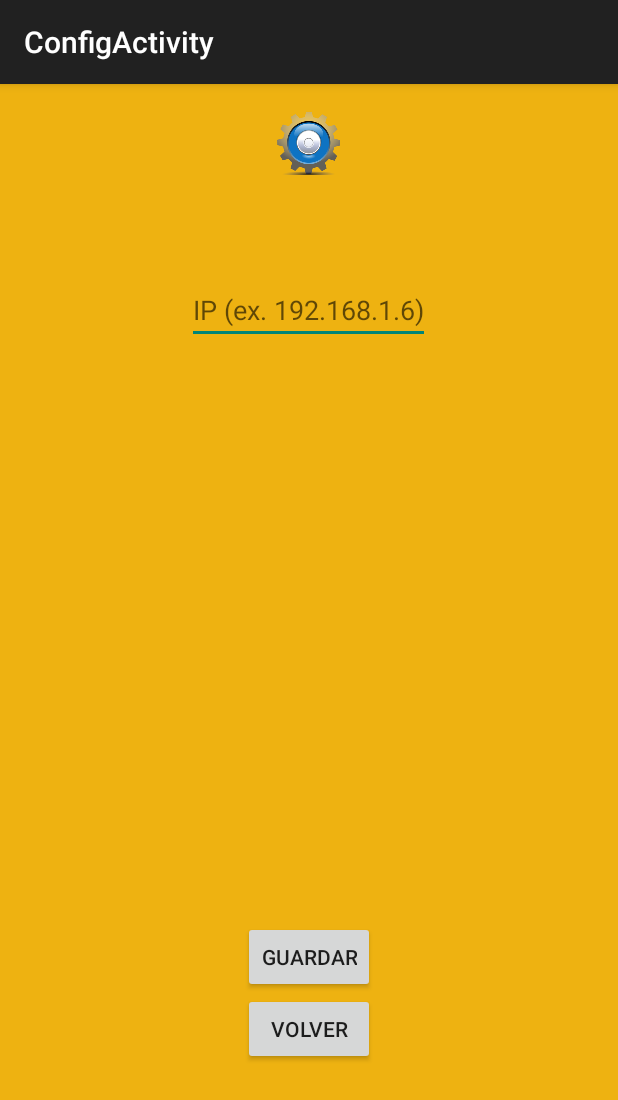
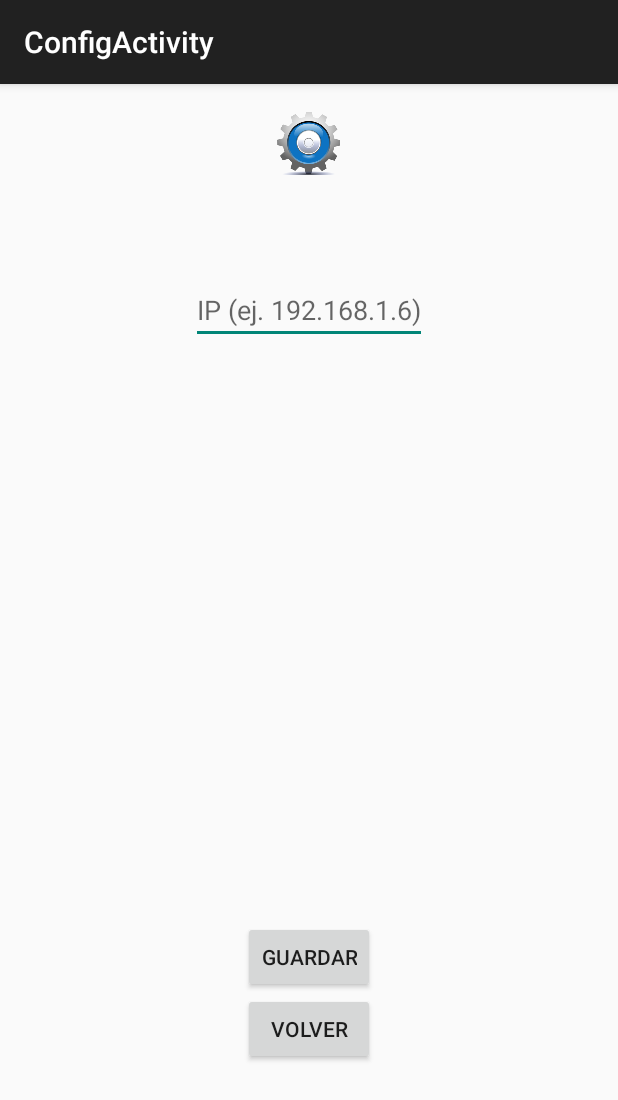
Before and after one commit to mcapristo/taller_de_prog_2_android, an Android app: the ConfigActivity screen opened directly, with no data from a screen before it, on a phone screen of 412 x 824 dp. Shown: the top 1100 px of the screen. Run offline under Robolectric (Android 15) with nearby library versions, the phone set to English and light mode, and no system bars.

Commit message:
*Se modificaron algunas vistas.

```diff
--- a/MensajerO/app/src/main/res/layout/activity_chat.xml
+++ b/MensajerO/app/src/main/res/layout/activity_chat.xml
@@ -35,7 +35,7 @@
         <Button
             android:layout_width="wrap_content"
             android:layout_height="wrap_content"
-            android:text="Envíar"
+            android:text="Enviar"
             android:id="@+id/buttonSend"
             android:layout_alignBottom="@+id/chatText"
             android:layout_alignParentRight="true"
--- a/MensajerO/app/src/main/res/layout/activity_config.xml
+++ b/MensajerO/app/src/main/res/layout/activity_config.xml
@@ -4,8 +4,7 @@
     android:paddingRight="@dimen/activity_horizontal_margin"
     android:paddingTop="@dimen/activity_vertical_margin"
     android:paddingBottom="@dimen/activity_vertical_margin"
-    tools:context="grupo3.tallerprogramacion2.mensajero.activity.ConfigActivity"
-    android:background="#ffeeb211">
+    tools:context="grupo3.tallerprogramacion2.mensajero.activity.ConfigActivity">
 
     <ImageView
         android:layout_width="wrap_content"
@@ -22,7 +21,7 @@
         android:layout_width="wrap_content"
         android:layout_height="wrap_content"
         android:id="@+id/Config_f_IP"
-        android:hint="IP (ex. 192.168.1.6)"
+        android:hint="IP (ej. 192.168.1.6)"
         android:layout_marginTop="64dp"
         android:layout_below="@+id/Config_I_Image"
         android:layout_centerHorizontal="true" />
--- a/MensajerO/app/src/main/res/layout/activity_create_user.xml
+++ b/MensajerO/app/src/main/res/layout/activity_create_user.xml
@@ -5,7 +5,6 @@
     android:paddingTop="@dimen/activity_vertical_margin"
     android:paddingBottom="@dimen/activity_vertical_margin"
     tools:context="grupo3.tallerprogramacion2.mensajero.activity.CreateUserActivity"
-    android:background="#ff009925"
     android:onClick="createUserClick">
 
     <EditText
--- a/MensajerO/app/src/main/res/layout/activity_edit_user.xml
+++ b/MensajerO/app/src/main/res/layout/activity_edit_user.xml
@@ -98,7 +98,7 @@
                 android:layout_width="wrap_content"
                 android:layout_height="match_parent"
                 android:textAppearance="?android:attr/textAppearanceMedium"
-                android:text="Online:"
+                android:text="Conectado:"
                 android:id="@+id/textView5"
                 android:gravity="center_vertical"
                 android:layout_weight="0.96" />
@@ -189,7 +189,7 @@
             <Button
                 android:layout_width="wrap_content"
                 android:layout_height="wrap_content"
-                android:text="Cancelar"
+                android:text="Volver"
                 android:id="@+id/cancelButton"
                 android:layout_weight="0.48"
                 android:clickable="true"
--- a/MensajerO/app/src/main/res/layout/activity_login.xml
+++ b/MensajerO/app/src/main/res/layout/activity_login.xml
@@ -18,7 +18,7 @@
             android:layout_height="wrap_content" android:orientation="vertical">
 
             <EditText android:id="@+id/email" android:layout_width="match_parent"
-                android:layout_height="wrap_content" android:hint="@string/prompt_username"
+                android:layout_height="wrap_content" android:hint="UserName"
                 android:inputType="textEmailAddress" android:maxLines="1"
                 android:singleLine="true" />
 
--- a/MensajerO/app/src/main/res/layout/activity_user_detail.xml
+++ b/MensajerO/app/src/main/res/layout/activity_user_detail.xml
@@ -45,7 +45,7 @@
                 android:layout_width="wrap_content"
                 android:layout_height="match_parent"
                 android:textAppearance="?android:attr/textAppearanceMedium"
-                android:text="Full Name:"
+                android:text="FullName:"
                 android:id="@+id/textView3"
                 android:gravity="center_vertical" />
 
@@ -68,7 +68,7 @@
                 android:layout_width="wrap_content"
                 android:layout_height="match_parent"
                 android:textAppearance="?android:attr/textAppearanceMedium"
-                android:text="Username:"
+                android:text="UserName:"
                 android:id="@+id/textView4"
                 android:gravity="center_vertical" />
 
@@ -93,7 +93,7 @@
                 android:layout_width="wrap_content"
                 android:layout_height="match_parent"
                 android:textAppearance="?android:attr/textAppearanceMedium"
-                android:text="Online:"
+                android:text="Conectado:"
                 android:id="@+id/textView5"
                 android:gravity="center_vertical"
                 android:layout_weight="0.96" />
```
Also changed, not shown: MensajerO/app/src/main/res/layout/activity_create_user_response.xml (+3 -4 lines).
